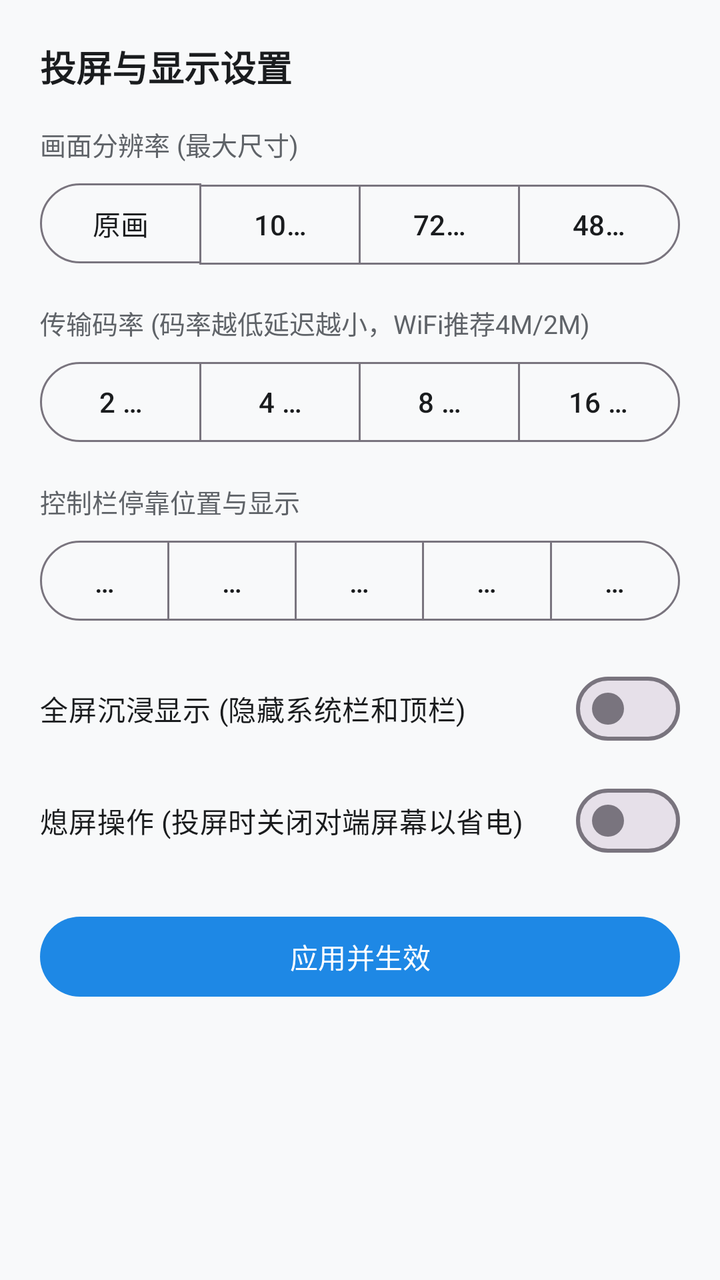
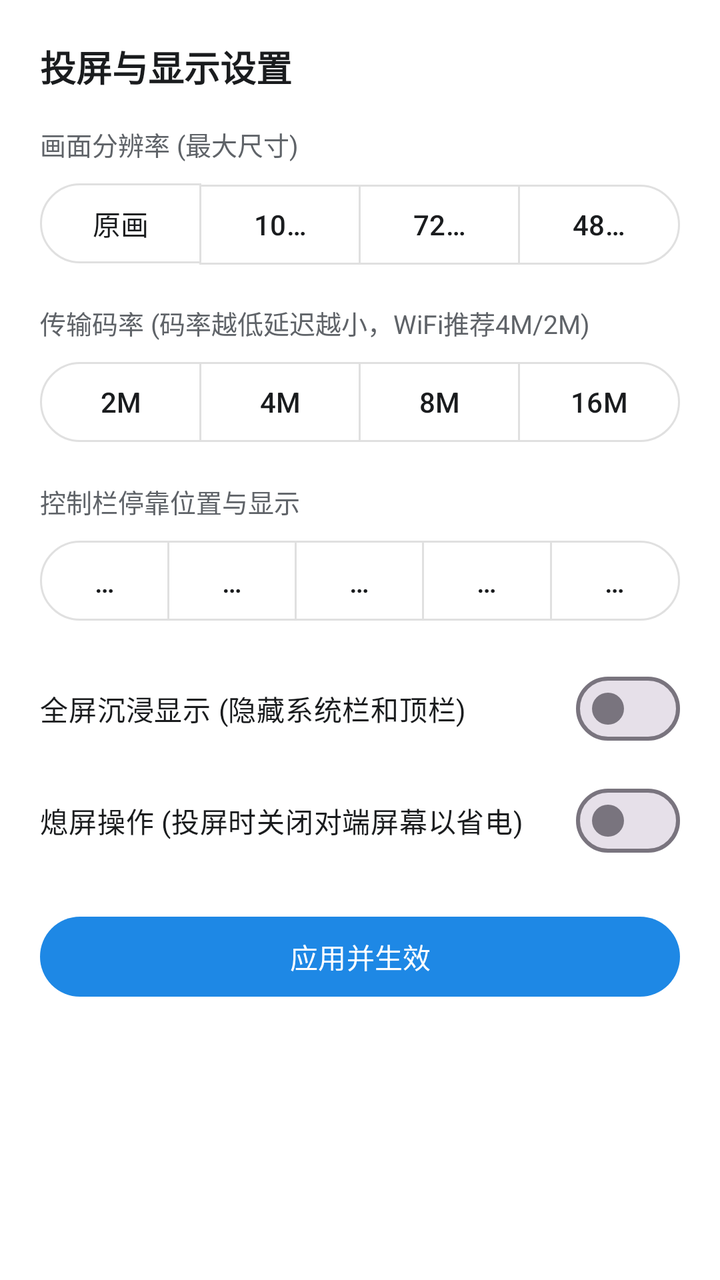

Compare the two renders of this Android layout. The source of the first and the diff that turns it into the second are given below.
<!-- AndroidManifest.xml: application theme Theme.ADBToolbox -->
<!-- res/layout/dialog_scrcpy_settings.xml -->
<?xml version="1.0" encoding="utf-8"?>
<ScrollView xmlns:android="http://schemas.android.com/apk/res/android"
    xmlns:app="http://schemas.android.com/apk/res-auto"
    android:layout_width="match_parent"
    android:layout_height="wrap_content"
    android:padding="20dp">

    <LinearLayout
        android:layout_width="match_parent"
        android:layout_height="wrap_content"
        android:orientation="vertical">

        <TextView
            android:layout_width="wrap_content"
            android:layout_height="wrap_content"
            android:text="投屏与显示设置"
            android:textColor="@color/text_primary"
            android:textSize="18sp"
            android:textStyle="bold" />

        
        <TextView
            android:layout_width="wrap_content"
            android:layout_height="wrap_content"
            android:layout_marginTop="16dp"
            android:text="画面分辨率 (最大尺寸)"
            android:textColor="@color/text_secondary"
            android:textSize="13sp" />

        <com.google.android.material.button.MaterialButtonToggleGroup
            android:id="@+id/toggleResolution"
            android:layout_width="match_parent"
            android:layout_height="wrap_content"
            android:layout_marginTop="6dp"
            app:singleSelection="true">

            <com.google.android.material.button.MaterialButton
                android:id="@+id/btnResNative"
                style="@style/Widget.Material3.Button.OutlinedButton"
                android:layout_width="0dp"
                android:layout_height="wrap_content"
                android:layout_weight="1"
                android:text="原画" />

            <com.google.android.material.button.MaterialButton
                android:id="@+id/btnRes1080"
                style="@style/Widget.Material3.Button.OutlinedButton"
                android:layout_width="0dp"
                android:layout_height="wrap_content"
                android:layout_weight="1"
                android:text="1080P" />

            <com.google.android.material.button.MaterialButton
                android:id="@+id/btnRes720"
                style="@style/Widget.Material3.Button.OutlinedButton"
                android:layout_width="0dp"
                android:layout_height="wrap_content"
                android:layout_weight="1"
                android:text="720P" />

            <com.google.android.material.button.MaterialButton
                android:id="@+id/btnRes480"
                style="@style/Widget.Material3.Button.OutlinedButton"
                android:layout_width="0dp"
                android:layout_height="wrap_content"
                android:layout_weight="1"
                android:text="480P" />

        </com.google.android.material.button.MaterialButtonToggleGroup>

        
        <TextView
            android:layout_width="wrap_content"
            android:layout_height="wrap_content"
            android:layout_marginTop="16dp"
            android:text="传输码率 (码率越低延迟越小，WiFi推荐4M/2M)"
            android:textColor="@color/text_secondary"
            android:textSize="13sp" />

        <com.google.android.material.button.MaterialButtonToggleGroup
            android:id="@+id/toggleBitrate"
            android:layout_width="match_parent"
            android:layout_height="wrap_content"
            android:layout_marginTop="6dp"
            app:singleSelection="true">

            <com.google.android.material.button.MaterialButton
                android:id="@+id/btnBitrate2M"
                style="@style/Widget.Material3.Button.OutlinedButton"
                android:layout_width="0dp"
                android:layout_height="wrap_content"
                android:layout_weight="1"
                android:text="2 Mbps" />

            <com.google.android.material.button.MaterialButton
                android:id="@+id/btnBitrate4M"
                style="@style/Widget.Material3.Button.OutlinedButton"
                android:layout_width="0dp"
                android:layout_height="wrap_content"
                android:layout_weight="1"
                android:text="4 Mbps" />

            <com.google.android.material.button.MaterialButton
                android:id="@+id/btnBitrate8M"
                style="@style/Widget.Material3.Button.OutlinedButton"
                android:layout_width="0dp"
                android:layout_height="wrap_content"
                android:layout_weight="1"
                android:text="8 Mbps" />

            <com.google.android.material.button.MaterialButton
                android:id="@+id/btnBitrate16M"
                style="@style/Widget.Material3.Button.OutlinedButton"
                android:layout_width="0dp"
                android:layout_height="wrap_content"
                android:layout_weight="1"
                android:text="16 Mbps" />

        </com.google.android.material.button.MaterialButtonToggleGroup>

        
        <TextView
            android:layout_width="wrap_content"
            android:layout_height="wrap_content"
            android:layout_marginTop="16dp"
            android:text="控制栏停靠位置与显示"
            android:textColor="@color/text_secondary"
            android:textSize="13sp" />

        <com.google.android.material.button.MaterialButtonToggleGroup
            android:id="@+id/toggleNavPosition"
            android:layout_width="match_parent"
            android:layout_height="wrap_content"
            android:layout_marginTop="6dp"
            app:singleSelection="true">

            <com.google.android.material.button.MaterialButton
                android:id="@+id/btnNavBottom"
                style="@style/Widget.Material3.Button.OutlinedButton"
                android:layout_width="0dp"
                android:layout_height="wrap_content"
                android:layout_weight="1"
                android:text="底部" />

            <com.google.android.material.button.MaterialButton
                android:id="@+id/btnNavTop"
                style="@style/Widget.Material3.Button.OutlinedButton"
                android:layout_width="0dp"
                android:layout_height="wrap_content"
                android:layout_weight="1"
                android:text="顶部" />

            <com.google.android.material.button.MaterialButton
                android:id="@+id/btnNavLeft"
                style="@style/Widget.Material3.Button.OutlinedButton"
                android:layout_width="0dp"
                android:layout_height="wrap_content"
                android:layout_weight="1"
                android:text="左侧" />

            <com.google.android.material.button.MaterialButton
                android:id="@+id/btnNavRight"
                style="@style/Widget.Material3.Button.OutlinedButton"
                android:layout_width="0dp"
                android:layout_height="wrap_content"
                android:layout_weight="1"
                android:text="右侧" />

            <com.google.android.material.button.MaterialButton
                android:id="@+id/btnNavHide"
                style="@style/Widget.Material3.Button.OutlinedButton"
                android:layout_width="0dp"
                android:layout_height="wrap_content"
                android:layout_weight="1"
                android:text="隐藏" />

        </com.google.android.material.button.MaterialButtonToggleGroup>

        
        <com.google.android.material.materialswitch.MaterialSwitch
            android:id="@+id/switchFullscreen"
            android:layout_width="match_parent"
            android:layout_height="wrap_content"
            android:layout_marginTop="16dp"
            android:text="全屏沉浸显示 (隐藏系统栏和顶栏)"
            android:textColor="@color/text_primary" />

        <com.google.android.material.materialswitch.MaterialSwitch
            android:id="@+id/switchScreenOff"
            android:layout_width="match_parent"
            android:layout_height="wrap_content"
            android:layout_marginTop="8dp"
            android:text="熄屏操作 (投屏时关闭对端屏幕以省电)"
            android:textColor="@color/text_primary" />

        <com.google.android.material.button.MaterialButton
            android:id="@+id/btnApplySettings"
            android:layout_width="match_parent"
            android:layout_height="wrap_content"
            android:layout_marginTop="20dp"
            android:text="应用并生效" />

    </LinearLayout>

</ScrollView>
<!-- resources referenced by this layout -->
<resources>
  <color name="text_primary">#1A1C1E</color>
  <color name="text_secondary">#5F6368</color>
  <style name="Theme.ADBToolbox" parent="Theme.Material3.DayNight.NoActionBar">
          <item name="colorPrimary">@color/primary</item>
          <item name="colorOnPrimary">#FFFFFF</item>
          <item name="colorPrimaryContainer">@color/primary_container</item>
          <item name="colorOnPrimaryContainer">@color/on_primary_container</item>
          <item name="colorSecondary">@color/accent</item>
          <item name="colorSurface">@color/surface</item>
          <item name="colorOnSurface">@color/text_primary</item>
          <item name="android:statusBarColor">@color/surface</item>
          <item name="android:windowLightStatusBar">true</item>
          <item name="android:colorBackground">@color/background</item>
      </style>
  <color name="primary">#1E88E5</color>
  <color name="primary_container">#E3F2FD</color>
  <color name="on_primary_container">#0D47A1</color>
  <color name="accent">#00ACC1</color>
  <color name="surface">#FFFFFF</color>
  <color name="background">#F8F9FA</color>
</resources>

<!-- the commit's change to res/layout/dialog_scrcpy_settings.xml (unified diff, before → after) -->
@@ -3,6 +3,7 @@
     xmlns:app="http://schemas.android.com/apk/res-auto"
     android:layout_width="match_parent"
     android:layout_height="wrap_content"
+    android:background="@color/surface"
     android:padding="20dp">
 
     <LinearLayout
@@ -32,6 +33,7 @@
             android:layout_width="match_parent"
             android:layout_height="wrap_content"
             android:layout_marginTop="6dp"
+            app:selectionRequired="true"
             app:singleSelection="true">
 
             <com.google.android.material.button.MaterialButton
@@ -40,7 +42,9 @@
                 android:layout_width="0dp"
                 android:layout_height="wrap_content"
                 android:layout_weight="1"
-                android:text="原画" />
+                android:text="原画"
+                android:textColor="@color/selector_toggle_text"
+                app:strokeColor="@color/divider" />
 
             <com.google.android.material.button.MaterialButton
                 android:id="@+id/btnRes1080"
@@ -48,7 +52,9 @@
                 android:layout_width="0dp"
                 android:layout_height="wrap_content"
                 android:layout_weight="1"
-                android:text="1080P" />
+                android:text="1080P"
+                android:textColor="@color/selector_toggle_text"
+                app:strokeColor="@color/divider" />
 
             <com.google.android.material.button.MaterialButton
                 android:id="@+id/btnRes720"
@@ -56,7 +62,9 @@
                 android:layout_width="0dp"
                 android:layout_height="wrap_content"
                 android:layout_weight="1"
-                android:text="720P" />
+                android:text="720P"
+                android:textColor="@color/selector_toggle_text"
+                app:strokeColor="@color/divider" />
 
             <com.google.android.material.button.MaterialButton
                 android:id="@+id/btnRes480"
@@ -64,7 +72,9 @@
                 android:layout_width="0dp"
                 android:layout_height="wrap_content"
                 android:layout_weight="1"
-                android:text="480P" />
+                android:text="480P"
+                android:textColor="@color/selector_toggle_text"
+                app:strokeColor="@color/divider" />
 
         </com.google.android.material.button.MaterialButtonToggleGroup>
 
@@ -82,6 +92,7 @@
             android:layout_width="match_parent"
             android:layout_height="wrap_content"
             android:layout_marginTop="6dp"
+            app:selectionRequired="true"
             app:singleSelection="true">
 
             <com.google.android.material.button.MaterialButton
@@ -90,7 +101,9 @@
                 android:layout_width="0dp"
                 android:layout_height="wrap_content"
                 android:layout_weight="1"
-                android:text="2 Mbps" />
+                android:text="2M"
+                android:textColor="@color/selector_toggle_text"
+                app:strokeColor="@color/divider" />
 
             <com.google.android.material.button.MaterialButton
                 android:id="@+id/btnBitrate4M"
@@ -98,7 +111,9 @@
                 android:layout_width="0dp"
                 android:layout_height="wrap_content"
                 android:layout_weight="1"
-                android:text="4 Mbps" />
+                android:text="4M"
+                android:textColor="@color/selector_toggle_text"
+                app:strokeColor="@color/divider" />
 
             <com.google.android.material.button.MaterialButton
                 android:id="@+id/btnBitrate8M"
@@ -106,7 +121,9 @@
                 android:layout_width="0dp"
                 android:layout_height="wrap_content"
                 android:layout_weight="1"
-                android:text="8 Mbps" />
+                android:text="8M"
+                android:textColor="@color/selector_toggle_text"
+                app:strokeColor="@color/divider" />
 
             <com.google.android.material.button.MaterialButton
                 android:id="@+id/btnBitrate16M"
@@ -114,7 +131,9 @@
                 android:layout_width="0dp"
                 android:layout_height="wrap_content"
                 android:layout_weight="1"
-                android:text="16 Mbps" />
+                android:text="16M"
+                android:textColor="@color/selector_toggle_text"
+                app:strokeColor="@color/divider" />
 
         </com.google.android.material.button.MaterialButtonToggleGroup>
 
@@ -132,6 +151,7 @@
             android:layout_width="match_parent"
             android:layout_height="wrap_content"
             android:layout_marginTop="6dp"
+            app:selectionRequired="true"
             app:singleSelection="true">
 
             <com.google.android.material.button.MaterialButton
@@ -140,7 +160,9 @@
                 android:layout_width="0dp"
                 android:layout_height="wrap_content"
                 android:layout_weight="1"
-                android:text="底部" />
+                android:text="底部"
+                android:textColor="@color/selector_toggle_text"
+                app:strokeColor="@color/divider" />
 
             <com.google.android.material.button.MaterialButton
                 android:id="@+id/btnNavTop"
@@ -148,7 +170,9 @@
                 android:layout_width="0dp"
                 android:layout_height="wrap_content"
                 android:layout_weight="1"
-                android:text="顶部" />
+                android:text="顶部"
+                android:textColor="@color/selector_toggle_text"
+                app:strokeColor="@color/divider" />
 
             <com.google.android.material.button.MaterialButton
                 android:id="@+id/btnNavLeft"
@@ -156,7 +180,9 @@
                 android:layout_width="0dp"
                 android:layout_height="wrap_content"
                 android:layout_weight="1"
-                android:text="左侧" />
+                android:text="左侧"
+                android:textColor="@color/selector_toggle_text"
+                app:strokeColor="@color/divider" />
 
             <com.google.android.material.button.MaterialButton
                 android:id="@+id/btnNavRight"
@@ -164,7 +190,9 @@
                 android:layout_width="0dp"
                 android:layout_height="wrap_content"
                 android:layout_weight="1"
-                android:text="右侧" />
+                android:text="右侧"
+                android:textColor="@color/selector_toggle_text"
+                app:strokeColor="@color/divider" />
 
             <com.google.android.material.button.MaterialButton
                 android:id="@+id/btnNavHide"
@@ -172,7 +200,9 @@
                 android:layout_width="0dp"
                 android:layout_height="wrap_content"
                 android:layout_weight="1"
-                android:text="隐藏" />
+                android:text="隐藏"
+                android:textColor="@color/selector_toggle_text"
+                app:strokeColor="@color/divider" />
 
         </com.google.android.material.button.MaterialButtonToggleGroup>
 
<!-- resource entries referenced after the edit -->
@@ -1,5 +1,6 @@
 <!-- resources referenced by this layout -->
 <resources>
+  <color name="divider">#E0E0E0</color>
   <color name="text_primary">#1A1C1E</color>
   <color name="text_secondary">#5F6368</color>
   <style name="Theme.ADBToolbox" parent="Theme.Material3.DayNight.NoActionBar">
